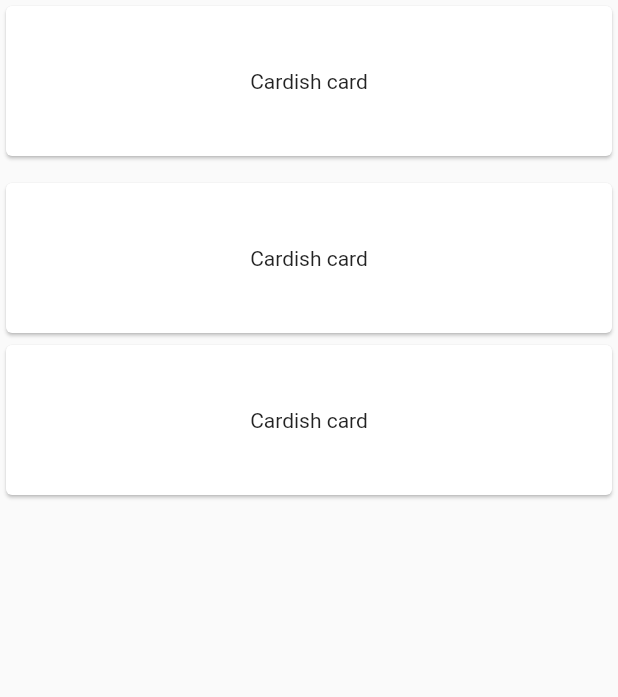
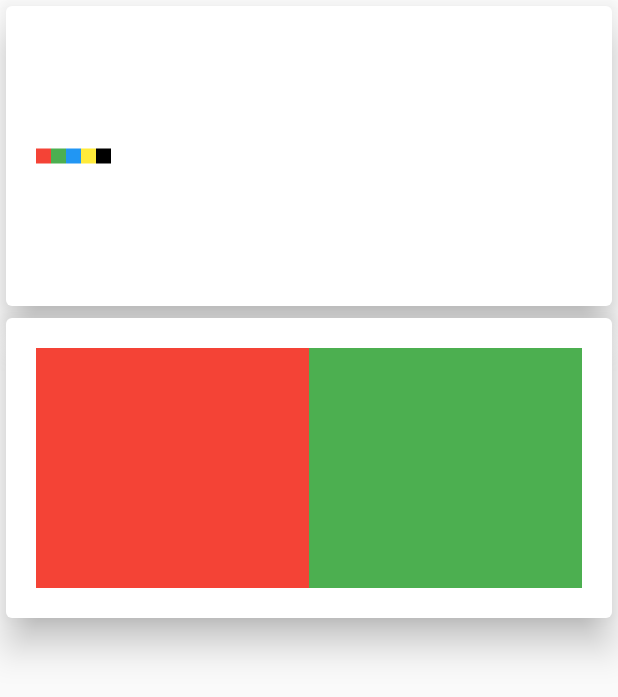
Before and after one commit to DavorStajcer/InternshipDoodles, a Flutter app: the screen it shows after launch, on a phone screen of 412 x 824 dp. Shown: the top 697 px of the screen. Run offline on Flutter 3.47's test engine with Material 2 defaults, Android fonts, the light colour scheme and no system bars.

Commit message:
Added columns'n rows

```diff
--- a/internship_doodles/lib/colums/colum_example.dart
+++ b/internship_doodles/lib/colums/colum_example.dart
@@ -20,7 +20,8 @@ class ColumnExample extends StatelessWidget {
         ),
         Card(
           child: SizedBox(
-            height: 100,
+            //? Uncomment this in order to work properly :)
+            //height: double.infinity,
             child: Center(
               child: Text('Cardish card'),
             ),
@@ -35,7 +36,7 @@ class ColumnExample extends StatelessWidget {
           ),
         ),
 
-        /// Uncomment to see what happens
+        //? Uncomment to see what happens
         /*    Card(
           child: SizedBox(
             height: 100,
--- /dev/null
+++ b/internship_doodles/lib/colums_n_rows/colums_n_rows_example.dart
@@ -0,0 +1,70 @@
+import 'package:flutter/material.dart';
+
+class ColumsNRowsExample extends StatelessWidget {
+  const ColumsNRowsExample({Key? key}) : super(key: key);
+
+  @override
+  Widget build(BuildContext context) {
+    return Column(
+      children: [
+        Card(
+          elevation: 10,
+          child: Container(
+            padding: const EdgeInsets.all(20),
+            height: 200,
+            child: Row(
+              children: [
+                Container(
+                  height: 10,
+                  width: 10,
+                  color: Colors.red,
+                ),
+                Container(
+                  color: Colors.green,
+                  height: 10,
+                  width: 10,
+                ),
+                Container(
+                  color: Colors.blue,
+                  height: 10,
+                  width: 10,
+                ),
+                Container(
+                  color: Colors.yellow,
+                  height: 10,
+                  width: 10,
+                ),
+                Container(
+                  color: Colors.black,
+                  height: 10,
+                  width: 10,
+                ),
+              ],
+            ),
+          ),
+        ),
+        Card(
+          elevation: 10,
+          child: Container(
+            padding: const EdgeInsets.all(20),
+            height: 200,
+            child: Row(
+              children: [
+                Expanded(
+                  child: Container(
+                    color: Colors.red,
+                  ),
+                ),
+                Expanded(
+                  child: Container(
+                    color: Colors.green,
+                  ),
+                ),
+              ],
+            ),
+          ),
+        ),
+      ],
+    );
+  }
+}
--- a/internship_doodles/lib/main.dart
+++ b/internship_doodles/lib/main.dart
@@ -1,5 +1,7 @@
 import 'package:flutter/material.dart';
 import 'package:internship_doodles/colums/colum_example.dart';
+import 'package:internship_doodles/colums_n_rows/colums_n_rows_example.dart';
+import 'package:internship_doodles/rows/rows_example.dart';
 
 void main(List<String> args) {
   runApp(const RootWidget());
@@ -14,8 +16,8 @@ class RootWidget extends StatelessWidget {
       home: Scaffold(
         body: SafeArea(
           //child: ListExample(),
-          child: ColumnExample(),
-          //child: ColumneExample(),
+          //child: ColumnExample(),
+          child: ColumsNRowsExample(),
         ),
       ),
     );
--- /dev/null
+++ b/internship_doodles/lib/rows/rows_example.dart
@@ -0,0 +1,31 @@
+import 'package:flutter/material.dart';
+
+class RowsExample extends StatelessWidget {
+  const RowsExample({Key? key}) : super(key: key);
+
+  @override
+  Widget build(BuildContext context) {
+    return Row(
+      children: const [
+        Card(
+          child: SizedBox(
+            height: 100,
+            //? Uncomment to see what happens
+            //width: double.infinity,
+            child: Center(
+              child: Text('Cardish card'),
+            ),
+          ),
+        ),
+        Card(
+          child: SizedBox(
+            //height: 100,
+            child: Center(
+              child: Text('Cardish card'),
+            ),
+          ),
+        ),
+      ],
+    );
+  }
+}
```
